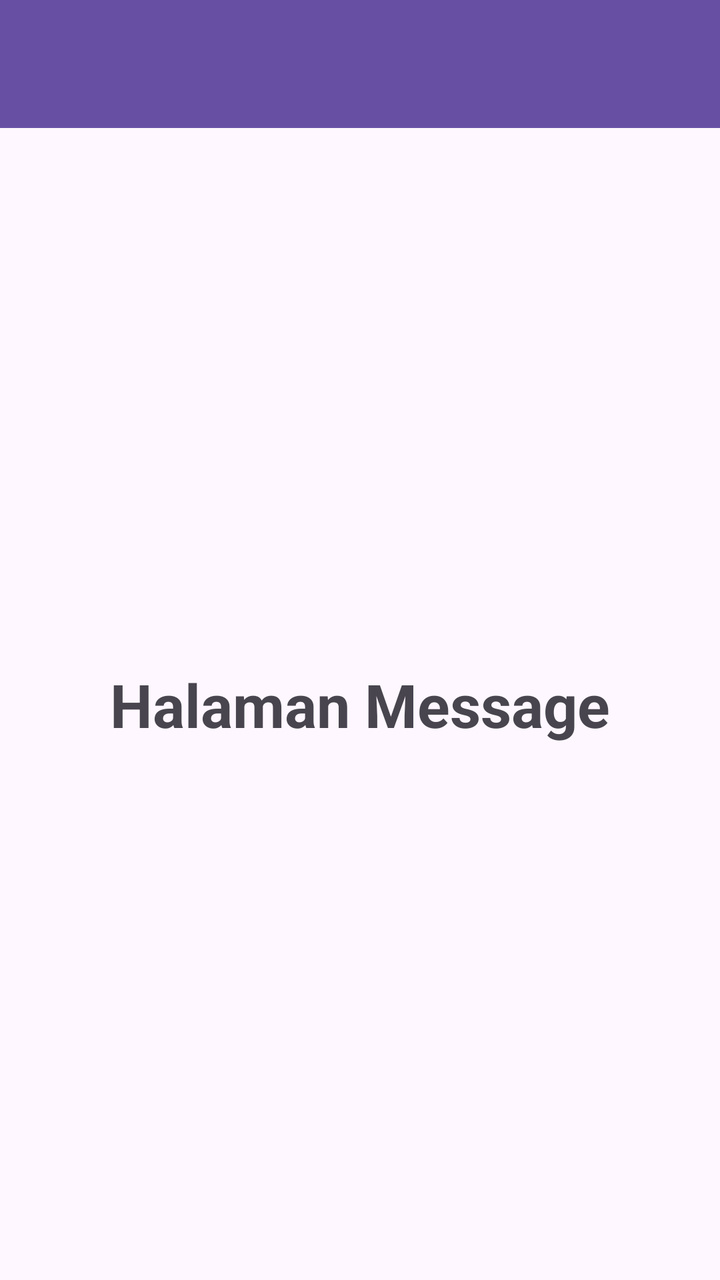
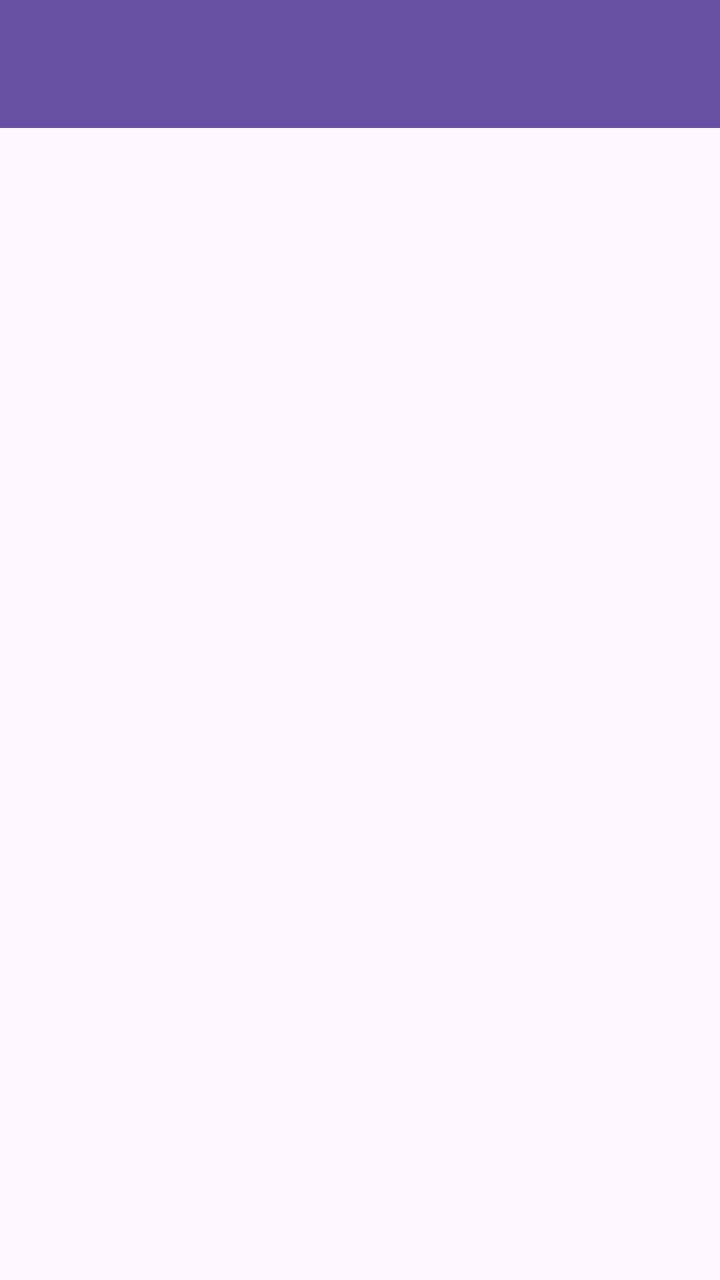

Two renders of the same Android screen: before a commit and after it. Below are the layout's source before the change and the commit's diff.
<!-- AndroidManifest.xml: application theme Theme.Immanuel_3TIF -->
<!-- res/layout/fragment_message.xml -->
<?xml version="1.0" encoding="utf-8"?>
<androidx.constraintlayout.widget.ConstraintLayout xmlns:android="http://schemas.android.com/apk/res/android"
    xmlns:app="http://schemas.android.com/apk/res-auto"
    xmlns:tools="http://schemas.android.com/tools"
    android:layout_width="match_parent"
    android:layout_height="match_parent"
    tools:context=".Message.MessageFragment">

    <androidx.appcompat.widget.Toolbar
        android:id="@+id/toolbar"
        android:layout_width="match_parent"
        android:layout_height="?attr/actionBarSize"
        android:background="?attr/colorPrimary"
        android:theme="@style/ThemeOverlay.MaterialComponents.Dark.ActionBar"
        app:titleTextColor="@android:color/white"
        app:layout_constraintEnd_toEndOf="parent"
        app:layout_constraintStart_toStartOf="parent"
        app:layout_constraintTop_toTopOf="parent" />

    <TextView
        android:layout_width="wrap_content"
        android:layout_height="wrap_content"
        android:gravity="center"
        android:text="Halaman Message"
        android:textSize="30sp"
        android:textStyle="bold"
        app:layout_constraintBottom_toBottomOf="parent"
        app:layout_constraintEnd_toEndOf="parent"
        app:layout_constraintStart_toStartOf="parent"
        app:layout_constraintTop_toBottomOf="@+id/toolbar" />

</androidx.constraintlayout.widget.ConstraintLayout>
<!-- resources referenced by this layout -->
<resources>
  <style name="Theme.Immanuel_3TIF" parent="Base.Theme.Immanuel_3TIF" />
  <style name="Base.Theme.Immanuel_3TIF" parent="Theme.Material3.DayNight.NoActionBar">
          
          
      </style>
</resources>

<!-- the commit's change to res/layout/fragment_message.xml (unified diff, before → after) -->
@@ -6,27 +6,33 @@
     android:layout_height="match_parent"
     tools:context=".Message.MessageFragment">
 
-    <androidx.appcompat.widget.Toolbar
-        android:id="@+id/toolbar"
-        android:layout_width="match_parent"
-        android:layout_height="?attr/actionBarSize"
-        android:background="?attr/colorPrimary"
-        android:theme="@style/ThemeOverlay.MaterialComponents.Dark.ActionBar"
-        app:titleTextColor="@android:color/white"
+    
+    <com.google.android.material.appbar.AppBarLayout
+        android:id="@+id/appBarLayout"
+        android:layout_width="0dp"
+        android:layout_height="wrap_content"
+        android:theme="@style/ThemeOverlay.AppCompat.Dark.ActionBar"
         app:layout_constraintEnd_toEndOf="parent"
         app:layout_constraintStart_toStartOf="parent"
-        app:layout_constraintTop_toTopOf="parent" />
+        app:layout_constraintTop_toTopOf="parent">
 
-    <TextView
-        android:layout_width="wrap_content"
-        android:layout_height="wrap_content"
-        android:gravity="center"
-        android:text="Halaman Message"
-        android:textSize="30sp"
-        android:textStyle="bold"
+        <androidx.appcompat.widget.Toolbar
+            android:id="@+id/toolbar"
+            android:layout_width="match_parent"
+            android:layout_height="?attr/actionBarSize"
+            android:background="?attr/colorPrimary"
+            app:titleTextColor="@android:color/white" />
+
+    </com.google.android.material.appbar.AppBarLayout>
+
+    
+    <ListView
+        android:id="@+id/listMessageItems"
+        android:layout_width="0dp"
+        android:layout_height="0dp"
         app:layout_constraintBottom_toBottomOf="parent"
         app:layout_constraintEnd_toEndOf="parent"
         app:layout_constraintStart_toStartOf="parent"
-        app:layout_constraintTop_toBottomOf="@+id/toolbar" />
+        app:layout_constraintTop_toBottomOf="@+id/appBarLayout" />
 
 </androidx.constraintlayout.widget.ConstraintLayout>
